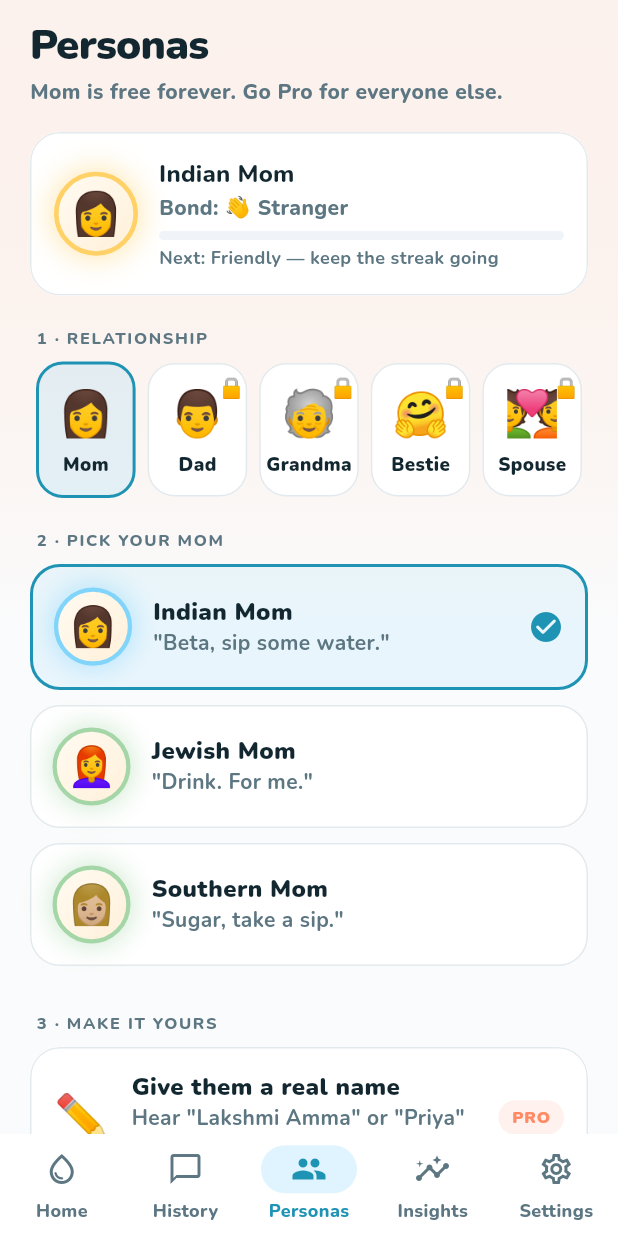
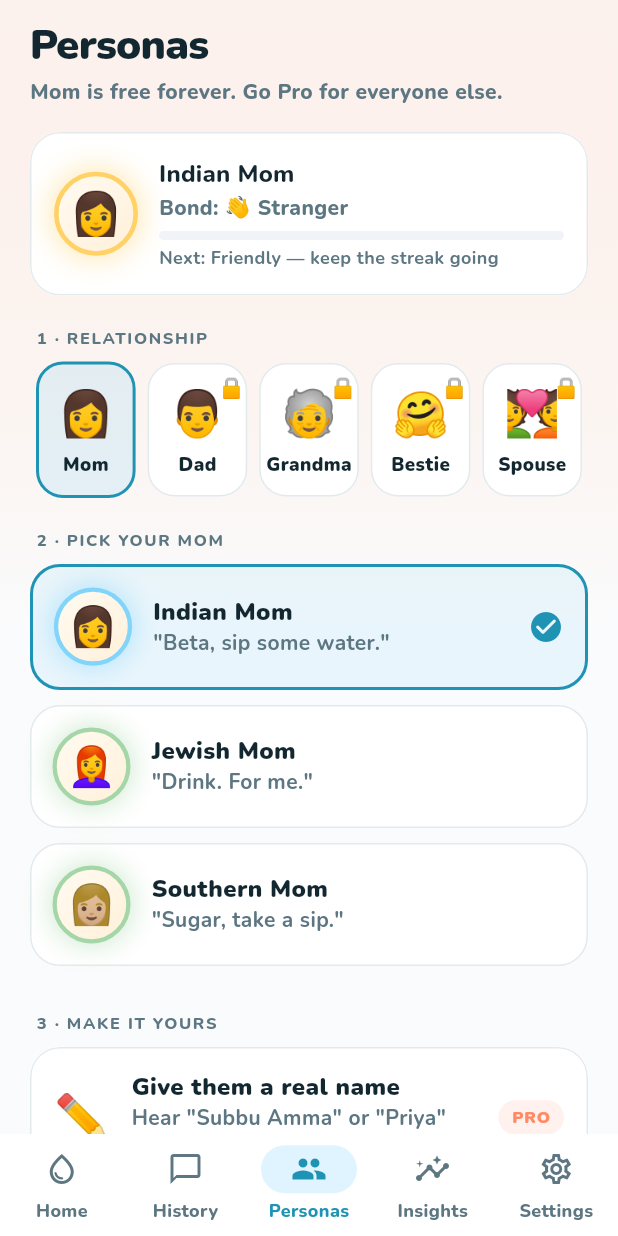
Before and after one commit to manojgowda2520/Nagly, a Flutter app: the MainShell screen opened directly, item 3 of the bottom bar chosen, on a phone screen of 412 x 824 dp. Run offline on Flutter 3.47's test engine with Material 3 defaults, Android fonts, the phone set to English and light mode, and no system bars; our stand-ins replace flutter_local_notifications, flutter_timezone, in_app_review, package_info_plus, sensors_plus, share_plus and 2 more; missing offline and left inert: onesignal_flutter, purchases_flutter; accounts and stored records are empty.

Commit message:
Example custom name: Subbu Amma
Co-Authored-By: Claude Opus 5.5 <noreply@anthropic.com>

```diff
--- a/app/lib/domain/models.dart
+++ b/app/lib/domain/models.dart
@@ -110,7 +110,7 @@ class Profile {
   final ActivityLevel activity;
 
   /// "Make it yours" (Pro): the chosen persona speaks under this name and emoji,
-  /// e.g. "Lakshmi Amma". Empty = use the persona's own name. Never leaves the phone.
+  /// e.g. "Subbu Amma". Empty = use the persona's own name. Never leaves the phone.
   final String customName;
   final String customEmoji;
 
--- a/app/lib/ui/screens/personas_screen.dart
+++ b/app/lib/ui/screens/personas_screen.dart
@@ -217,7 +217,7 @@ class _MakeItYoursCard extends StatelessWidget {
               Text(
                 isCustom
                     ? "$baseName's voice · tap to edit"
-                    : 'Hear "Lakshmi Amma" or "Priya" instead of "$baseName"',
+                    : 'Hear "Subbu Amma" or "Priya" instead of "$baseName"',
                 style: const TextStyle(
                   fontWeight: FontWeight.w700,
                   color: NaglyColors.textSecondary,
--- a/app/lib/ui/screens/sheets.dart
+++ b/app/lib/ui/screens/sheets.dart
@@ -738,7 +738,7 @@ Future<void> showCustomIdentitySheet(BuildContext context) {
                 onChanged: (_) => set(() {}),
                 decoration: const InputDecoration(
                   labelText: 'Name',
-                  hintText: 'e.g. Lakshmi Amma, Priya, Papa',
+                  hintText: 'e.g. Subbu Amma, Priya, Papa',
                   border: OutlineInputBorder(),
                 ),
               ),
```
Also changed, not shown: 4 other files.
